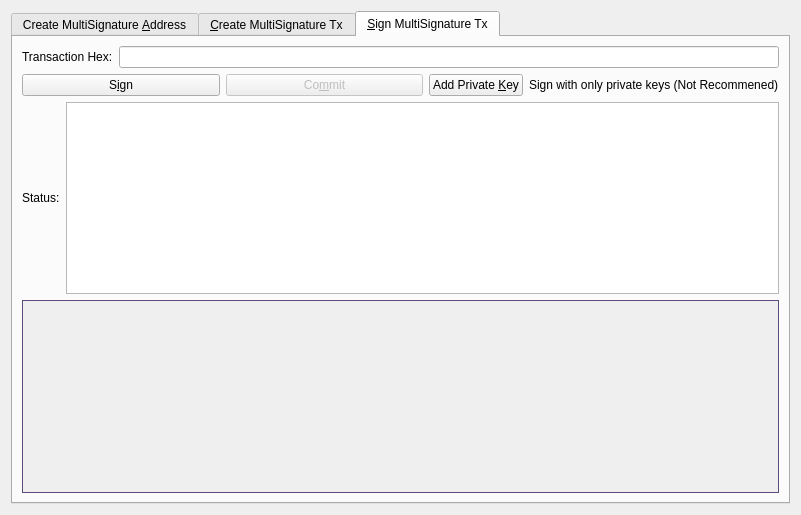
The window that src/qt/forms/multisigdialog.ui (GiantPay/GiantCore) describes before a commit, drawn with Qt 5.
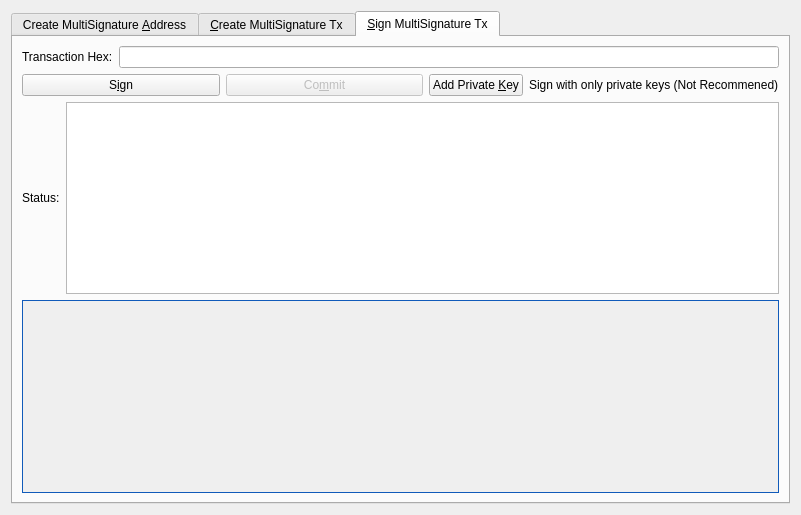
The same window after the commit. The open tabs and pages were chosen to show the change. Icons and pictures are not drawn.

```diff
--- a/src/qt/forms/multisigdialog.ui
+++ b/src/qt/forms/multisigdialog.ui
@@ -23,7 +23,7 @@
    <item>
     <widget class="QTabWidget" name="multisigTabWidget">
      <property name="styleSheet">
-      <string notr="true">QScrollArea{border: 1px solid #5b4c7c;}</string>
+      <string notr="true">QScrollArea{border: 1px solid #115bba;}</string>
      </property>
      <property name="currentIndex">
       <number>1</number>
@@ -593,13 +593,13 @@
      <widget class="QWidget" name="signMultisigTransaction">
       <property name="styleSheet">
        <string notr="true">txScrollArea:{
-	border: 1px solid #5b4c7c;
+	border: 1px solid #115bba;
 }
 keyScrollArea:{
-	border: 1px solid #5b4c7c;
+	border: 1px solid #115bba;
 }
 txScrollArea:{
-	border: 1px solid #5b4c7c;
+	border: 1px solid #115bba;
 }</string>
       </property>
       <attribute name="title">
```
